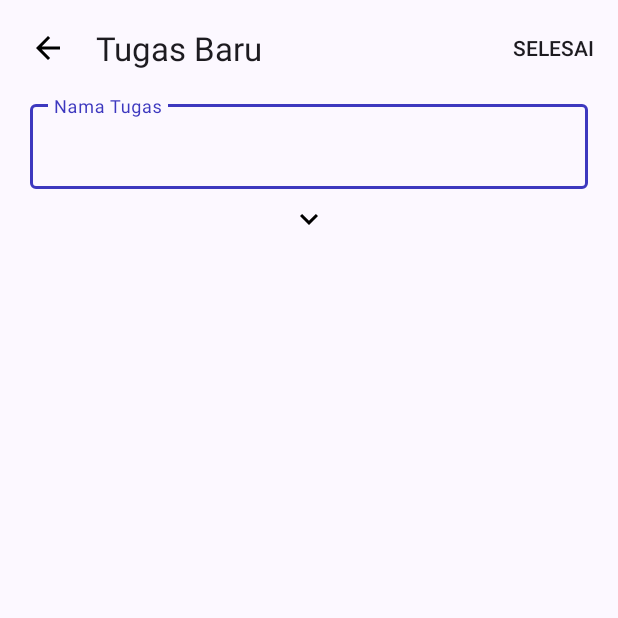
After one commit to fasihll/task-app, an Android app: the TugasBaruActivity screen opened directly, with no data from a screen before it, on a phone screen of 412 x 824 dp, the top half of it. The commit adds this screen. Run offline under Robolectric (Android 15) with nearby library versions, the phone set to English and light mode, and no system bars.

Commit message:
add activity tugas baru and view

```diff
--- a/app/src/main/AndroidManifest.xml
+++ b/app/src/main/AndroidManifest.xml
@@ -12,6 +12,9 @@
         android:supportsRtl="true"
         android:theme="@style/AppTheme"
         tools:targetApi="31">
+        <activity
+            android:name=".ui.tugas.tugasbaru.TugasBaruActivity"
+            android:exported="false" />
         <activity
             android:name=".ui.onboarding.OnBoardingActivity"
             android:exported="false" />
--- /dev/null
+++ b/app/src/main/java/com/otakkanan/taskapp/component/EditText.kt
@@ -0,0 +1,35 @@
+package com.otakkanan.taskapp.component
+
+import android.content.Context
+import android.text.Editable
+import android.text.TextWatcher
+import android.util.AttributeSet
+import androidx.appcompat.widget.AppCompatEditText
+
+class EditText : AppCompatEditText {
+
+    constructor(context: Context) : super(context) {
+        init()
+    }
+
+    constructor(context: Context, attrs: AttributeSet) : super(context, attrs) {
+        init()
+    }
+
+    constructor(context: Context, attrs: AttributeSet, defStyleAttr: Int) : super(
+        context,
+        attrs,
+        defStyleAttr
+    ) {
+        init()
+    }
+
+    private fun init() {
+
+        addTextChangedListener(object : TextWatcher {
+            override fun beforeTextChanged(s: CharSequence, start: Int, count: Int, after: Int) {}
+            override fun onTextChanged(s: CharSequence, start: Int, before: Int, count: Int) {}
+            override fun afterTextChanged(s: Editable) {}
+        })
+    }
+}
--- a/app/src/main/java/com/otakkanan/taskapp/ui/main/beranda/BerandaFragment.kt
+++ b/app/src/main/java/com/otakkanan/taskapp/ui/main/beranda/BerandaFragment.kt
@@ -1,5 +1,6 @@
 package com.otakkanan.taskapp.ui.main.beranda
 
+import android.content.Intent
 import android.os.Bundle
 import android.view.LayoutInflater
 import android.view.View
@@ -8,6 +9,7 @@ import android.widget.TextView
 import androidx.fragment.app.Fragment
 import androidx.lifecycle.ViewModelProvider
 import com.otakkanan.taskapp.databinding.FragmentBerandaBinding
+import com.otakkanan.taskapp.ui.tugas.tugasbaru.TugasBaruActivity
 
 class BerandaFragment : Fragment() {
 
@@ -32,7 +34,21 @@ class BerandaFragment : Fragment() {
         berandaViewModel.text.observe(viewLifecycleOwner) {
             textView.text = it
         }
+
+        buttonToTugasBaru()
+
         return root
+    }
+
+    private fun buttonToTugasBaru(){
+        binding.btnAddTugasBaru.setOnClickListener {
+            navigateToTugasBaru()
+        }
+    }
+
+    private fun navigateToTugasBaru() {
+        startActivity(Intent(requireContext(), TugasBaruActivity::class.java))
+        requireActivity()
     }
 
     override fun onDestroyView() {
--- /dev/null
+++ b/app/src/main/java/com/otakkanan/taskapp/ui/tugas/tugasbaru/TugasBaruActivity.kt
@@ -0,0 +1,43 @@
+package com.otakkanan.taskapp.ui.tugas.tugasbaru
+
+import android.os.Bundle
+import android.view.View
+import androidx.activity.enableEdgeToEdge
+import androidx.appcompat.app.AppCompatActivity
+import androidx.core.view.ViewCompat
+import androidx.core.view.WindowInsetsCompat
+import com.otakkanan.taskapp.R
+import com.otakkanan.taskapp.databinding.ActivityTugasBaruBinding
+
+class TugasBaruActivity : AppCompatActivity() {
+
+    private lateinit var binding: ActivityTugasBaruBinding
+    private var isExpanded: Boolean = false
+
+    override fun onCreate(savedInstanceState: Bundle?) {
+        super.onCreate(savedInstanceState)
+        enableEdgeToEdge()
+        binding = ActivityTugasBaruBinding.inflate(layoutInflater)
+        setContentView(binding.root)
+        ViewCompat.setOnApplyWindowInsetsListener(findViewById(R.id.main)) { v, insets ->
+            val systemBars = insets.getInsets(WindowInsetsCompat.Type.systemBars())
+            v.setPadding(systemBars.left, systemBars.top, systemBars.right, systemBars.bottom)
+            insets
+        }
+        setupExpandButton()
+    }
+
+    private fun setupExpandButton() {
+        binding.btnExpand.setOnClickListener {
+            isExpanded = !isExpanded
+            if (isExpanded) {
+                binding.expandDetail.visibility = View.VISIBLE
+                 binding.btnExpand.setImageResource(R.drawable.ic_expand_less_24)
+            } else {
+                binding.expandDetail.visibility = View.GONE
+                 binding.btnExpand.setImageResource(R.drawable.ic_expand_more_24)
+            }
+        }
+    }
+
+}
--- /dev/null
+++ b/app/src/main/res/drawable/ic_add_box_24.xml
@@ -0,0 +1,5 @@
+<vector xmlns:android="http://schemas.android.com/apk/res/android" android:height="24dp" android:tint="#000000" android:viewportHeight="24" android:viewportWidth="24" android:width="24dp">
+
+    <path android:fillColor="@android:color/white" android:pathData="M19,3L5,3c-1.11,0 -2,0.9 -2,2v14c0,1.1 0.89,2 2,2h14c1.1,0 2,-0.9 2,-2L21,5c0,-1.1 -0.9,-2 -2,-2zM17,13h-4v4h-2v-4L7,13v-2h4L11,7h2v4h4v2z"/>
+
+</vector>
--- /dev/null
+++ b/app/src/main/res/drawable/ic_arrow_back_24.xml
@@ -0,0 +1,5 @@
+<vector xmlns:android="http://schemas.android.com/apk/res/android" android:autoMirrored="true" android:height="24dp" android:tint="#000000" android:viewportHeight="24" android:viewportWidth="24" android:width="24dp">
+
+    <path android:fillColor="@android:color/white" android:pathData="M20,11H7.83l5.59,-5.59L12,4l-8,8 8,8 1.41,-1.41L7.83,13H20v-2z"/>
+
+</vector>
--- /dev/null
+++ b/app/src/main/res/drawable/ic_expand_less_24.xml
@@ -0,0 +1,5 @@
+<vector xmlns:android="http://schemas.android.com/apk/res/android" android:height="24dp" android:tint="#000000" android:viewportHeight="24" android:viewportWidth="24" android:width="24dp">
+
+    <path android:fillColor="@android:color/white" android:pathData="M12,8l-6,6 1.41,1.41L12,10.83l4.59,4.58L18,14z"/>
+
+</vector>
--- /dev/null
+++ b/app/src/main/res/drawable/ic_expand_more_24.xml
@@ -0,0 +1,5 @@
+<vector xmlns:android="http://schemas.android.com/apk/res/android" android:height="24dp" android:tint="#000000" android:viewportHeight="24" android:viewportWidth="24" android:width="24dp">
+
+    <path android:fillColor="@android:color/white" android:pathData="M16.59,8.59L12,13.17 7.41,8.59 6,10l6,6 6,-6z"/>
+
+</vector>
--- /dev/null
+++ b/app/src/main/res/drawable/ic_plus_24.xml
@@ -0,0 +1,5 @@
+<vector xmlns:android="http://schemas.android.com/apk/res/android" android:height="24dp" android:tint="#000000" android:viewportHeight="24" android:viewportWidth="24" android:width="24dp">
+
+    <path android:fillColor="@android:color/white" android:pathData="M19,13h-6v6h-2v-6H5v-2h6V5h2v6h6v2z"/>
+
+</vector>
--- /dev/null
+++ b/app/src/main/res/layout/activity_tugas_baru.xml
@@ -0,0 +1,97 @@
+<?xml version="1.0" encoding="utf-8"?>
+<androidx.coordinatorlayout.widget.CoordinatorLayout xmlns:android="http://schemas.android.com/apk/res/android"
+    xmlns:app="http://schemas.android.com/apk/res-auto"
+    xmlns:tools="http://schemas.android.com/tools"
+    android:id="@+id/main"
+    android:layout_width="match_parent"
+    android:layout_height="match_parent"
+    tools:context=".ui.tugas.tugasbaru.TugasBaruActivity">
+
+    <com.google.android.material.appbar.AppBarLayout
+        android:layout_width="match_parent"
+        android:layout_height="wrap_content"
+        android:paddingHorizontal="4dp">
+
+        <com.google.android.material.appbar.MaterialToolbar
+            android:id="@+id/topAppBar"
+            android:layout_width="match_parent"
+            android:layout_height="wrap_content"
+            android:minHeight="?attr/actionBarSize"
+            app:menu="@menu/top_app_bar_tugas_baru"
+            app:navigationIcon="@drawable/ic_arrow_back_24"
+            app:title="@string/tugas_baru" />
+
+    </com.google.android.material.appbar.AppBarLayout>
+    <!-- Note: A RecyclerView can also be used -->
+    <androidx.core.widget.NestedScrollView
+        android:layout_width="match_parent"
+        android:layout_height="match_parent"
+        app:layout_behavior="@string/appbar_scrolling_view_behavior">
+
+        <!-- Scrollable content -->
+        <LinearLayout
+            android:layout_width="match_parent"
+            android:layout_height="wrap_content"
+            android:layout_marginHorizontal="20dp"
+            android:orientation="vertical">
+
+            <com.google.android.material.textfield.TextInputLayout
+                android:id="@+id/ed_nama_tugas"
+                android:layout_width="match_parent"
+                android:layout_height="wrap_content"
+                android:hint="@string/nama_tugas">
+
+                <com.google.android.material.textfield.TextInputEditText
+                    android:layout_width="match_parent"
+                    android:layout_height="wrap_content" />
+
+            </com.google.android.material.textfield.TextInputLayout>
+
+            <LinearLayout
+                android:id="@+id/expand_detail"
+                android:layout_width="match_parent"
+                android:layout_height="wrap_content"
+                android:gravity="center"
+                android:visibility="gone"
+                android:orientation="vertical">
+
+                <com.google.android.material.textfield.TextInputLayout
+                    android:id="@+id/ed_deskripsi"
+                    android:layout_width="match_parent"
+                    android:layout_height="wrap_content"
+                    android:layout_marginVertical="12dp"
+                    android:hint="@string/deskripsi_opsional">
+
+                    <com.google.android.material.textfield.TextInputEditText
+                        android:layout_width="match_parent"
+                        android:layout_height="wrap_content" />
+
+                </com.google.android.material.textfield.TextInputLayout>
+
+                <LinearLayout
+                    android:layout_width="match_parent"
+                    android:layout_height="wrap_content"
+                    android:gravity="start|center"
+                    android:orientation="horizontal">
+
+                    <Button
+                        android:id="@+id/btn_tambah_sub_tugas"
+                        style="@style/Widget.Material3.Button.TextButton.Icon"
+                        android:layout_width="wrap_content"
+                        android:layout_height="wrap_content"
+                        android:paddingLeft="0dp"
+                        android:text="@string/tambahkan_sub_tugas"
+                        app:icon="@drawable/ic_add_box_24" />
+                </LinearLayout>
+            </LinearLayout>
+            <ImageView
+                android:id="@+id/btn_expand"
+                android:layout_width="match_parent"
+                android:layout_height="wrap_content"
+                android:padding="8dp"
+                android:src="@drawable/ic_expand_more_24" />
+        </LinearLayout>
+
+    </androidx.core.widget.NestedScrollView>
+
+</androidx.coordinatorlayout.widget.CoordinatorLayout>
--- a/app/src/main/res/layout/fragment_beranda.xml
+++ b/app/src/main/res/layout/fragment_beranda.xml
@@ -19,4 +19,18 @@
         app:layout_constraintEnd_toEndOf="parent"
         app:layout_constraintStart_toStartOf="parent"
         app:layout_constraintTop_toTopOf="parent" />
+
+    <com.google.android.material.floatingactionbutton.FloatingActionButton
+        android:id="@+id/btn_add_tugas_baru"
+        android:layout_width="wrap_content"
+        android:layout_height="wrap_content"
+        android:layout_gravity="bottom|end"
+        android:layout_marginEnd="16dp"
+        android:layout_marginBottom="96dp"
+        app:backgroundTint="?attr/colorPrimaryContainer"
+        app:tint="?attr/colorOnPrimaryContainer"
+        android:contentDescription="@string/tambah_tugas_baru"
+        app:layout_constraintBottom_toBottomOf="parent"
+        app:layout_constraintEnd_toEndOf="parent"
+        app:srcCompat="@drawable/ic_plus_24" />
 </androidx.constraintlayout.widget.ConstraintLayout>
--- /dev/null
+++ b/app/src/main/res/menu/top_app_bar_tugas_baru.xml
@@ -0,0 +1,11 @@
+<?xml version="1.0" encoding="utf-8"?>
+<menu xmlns:android="http://schemas.android.com/apk/res/android"
+    xmlns:app="http://schemas.android.com/apk/res-auto">
+
+    <item
+        android:id="@+id/selesai"
+        android:title="@string/selesai"
+        android:contentDescription="@string/tombol_untuk_menyelesaikan_dan_membuat_tugas_baru"
+        app:showAsAction="ifRoom" />
+
+</menu>
--- a/app/src/main/res/values/strings.xml
+++ b/app/src/main/res/values/strings.xml
@@ -5,4 +5,11 @@
     <string name="title_kalender">Kalender</string>
     <string name="title_tugas">Tugas</string>
     <string name="title_profile">Profile</string>
+    <string name="tambah_tugas_baru">Tambah Tugas Baru</string>
+    <string name="selesai">Selesai</string>
+    <string name="tombol_untuk_menyelesaikan_dan_membuat_tugas_baru">Tombol untuk menyelesaikan dan membuat tugas baru</string>
+    <string name="tugas_baru">Tugas Baru</string>
+    <string name="nama_tugas">Nama Tugas</string>
+    <string name="deskripsi_opsional">Deskripsi (Opsional)</string>
+    <string name="tambahkan_sub_tugas">Tambahkan sub-tugas</string>
 </resources>
```
